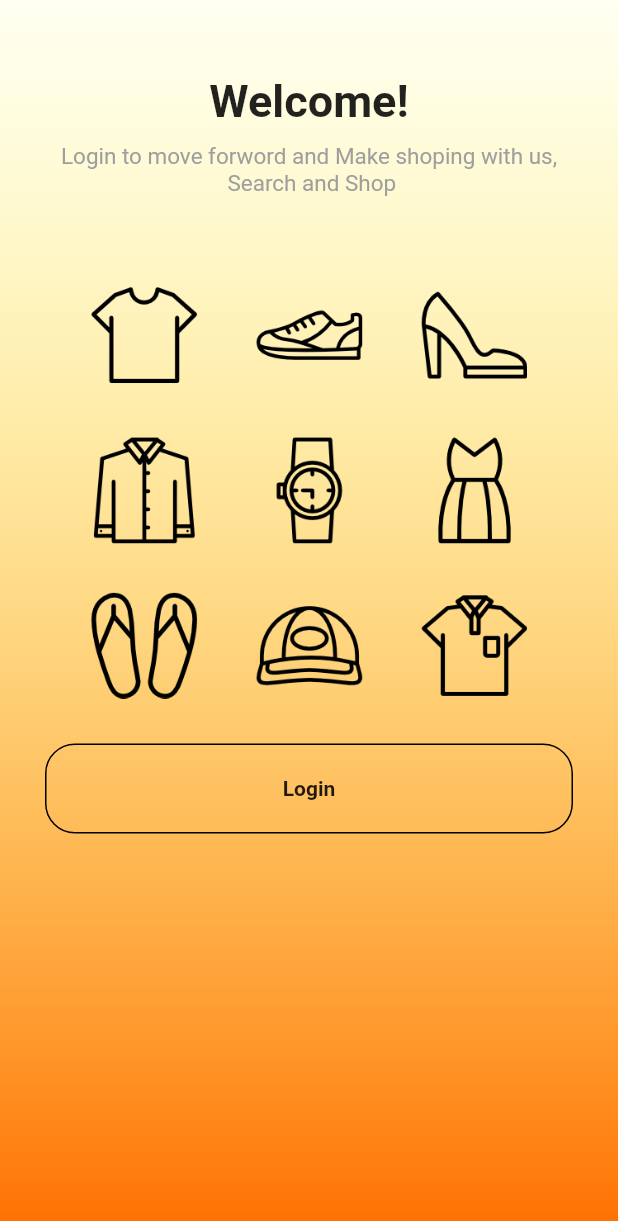
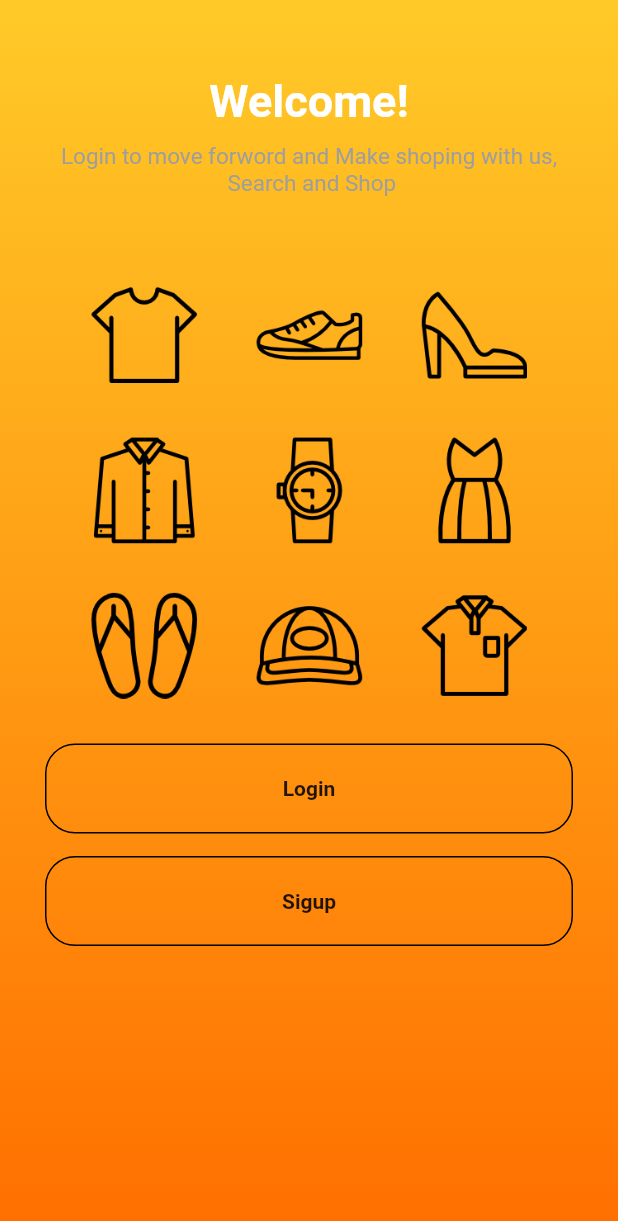
Before and after one commit to vivekhirani4/e-commerce-app, a Flutter app: the screen it shows after launch, on a phone screen of 412 x 824 dp. Shown: the top 1221 px of the screen. Run offline on Flutter 3.47's test engine with Material 2 defaults, Android fonts, the phone set to English and light mode, and no system bars; our stand-ins replace shared_preferences, simple_gradient_text.

Commit message:
v1
minor changes

```diff
--- a/my_first_app/lib/welcome_page.dart
+++ b/my_first_app/lib/welcome_page.dart
@@ -16,7 +16,7 @@ class _WelcomeScreenState extends State<WelcomeScreen> {
           gradient: LinearGradient(
           begin: Alignment.topCenter,
           end: Alignment.bottomCenter,
-          colors: [Color(0xFFFFA28), Color(0xFFFF6F00)]
+          colors: [Color(0xFFFFCA28), Color(0xFFFF6F00)]
           ),
         ),
       child: Scaffold(
@@ -34,6 +34,7 @@ class _WelcomeScreenState extends State<WelcomeScreen> {
                     'Welcome!',
                     style: TextStyle(
                       fontSize: 30,
+                      color: Colors.white,
                       fontWeight: FontWeight.bold,
                     ),
                   ),
@@ -86,6 +87,31 @@ class _WelcomeScreenState extends State<WelcomeScreen> {
                         style: TextStyle(
                           fontWeight: FontWeight.bold,
                         ),),
+                      ),
+
+                      SizedBox(height: 15,),
+
+                      MaterialButton(
+                        minWidth: double.infinity,
+                        height: 60,
+                        onPressed: () {
+                          Navigator.push(
+                            context,
+                            MaterialPageRoute(
+                              builder: (context) => Login(),
+                            ),
+                          );
+                        },
+                        shape: RoundedRectangleBorder(
+                          side: BorderSide(
+                            color: Colors.black
+                          ),
+                          borderRadius: BorderRadius.circular(20)
+                        ),
+                        child: Text("Sigup",
+                        style: TextStyle(
+                          fontWeight: FontWeight.bold,
+                        ),),
                       )
                     ],
                   )
```
